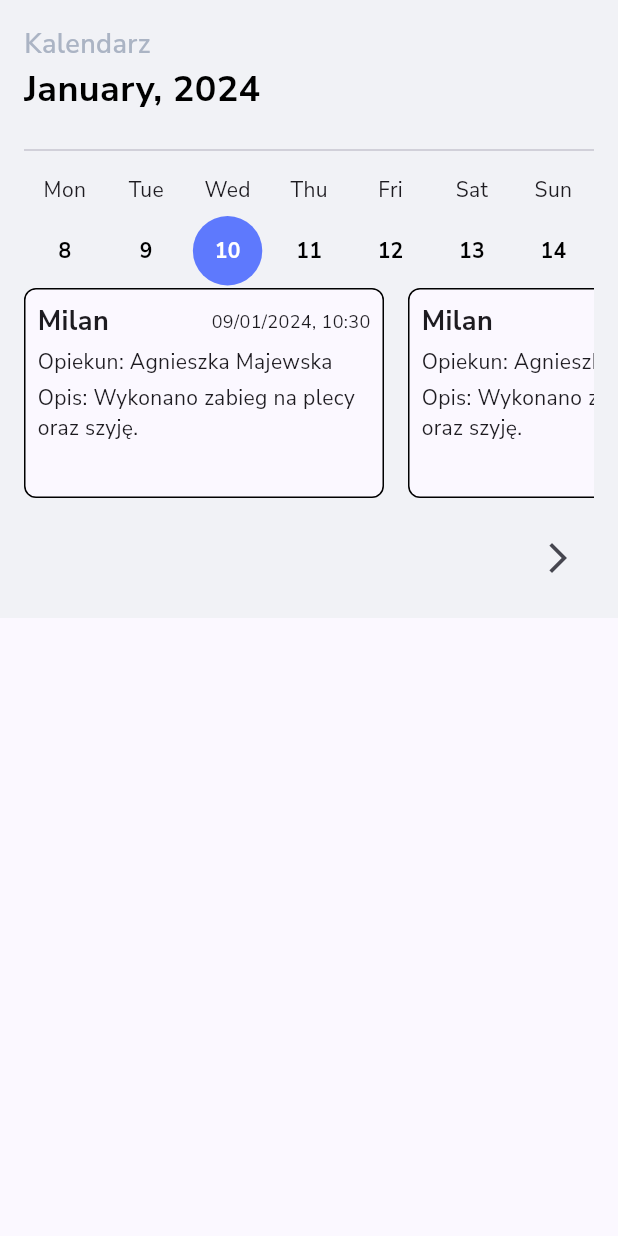
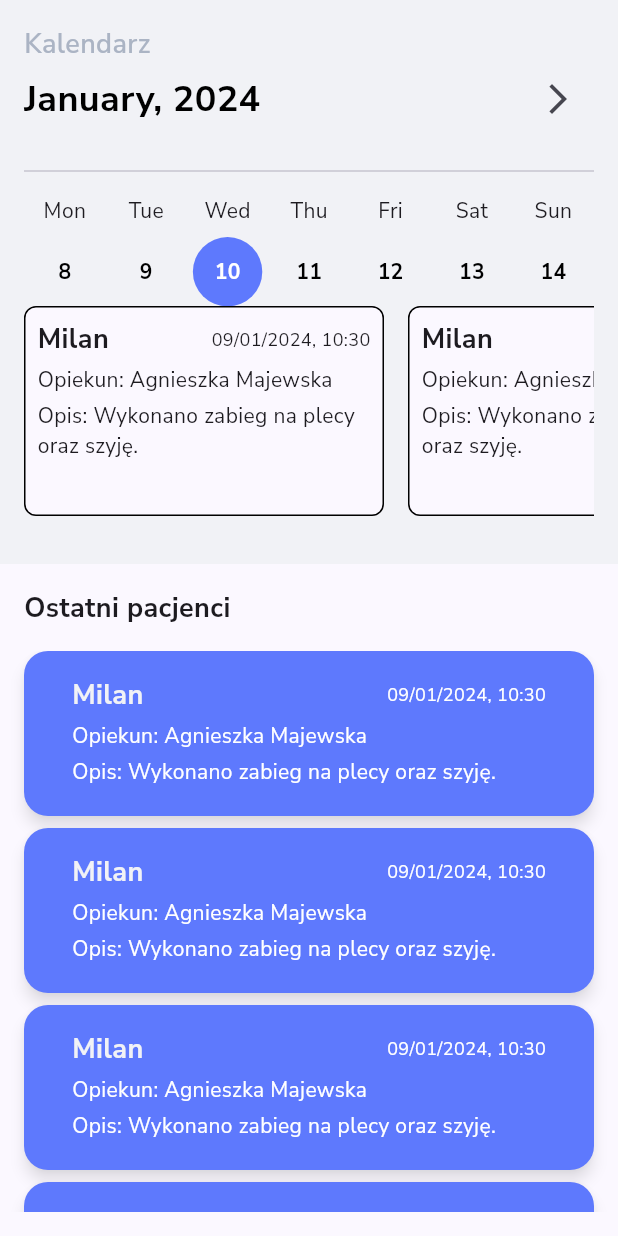
Before and after one commit to mateuszFicek/fizjoaktive, a Flutter app: the screen it shows after launch, on a phone screen of 412 x 824 dp. Run offline on Flutter 3.47's test engine with Material 3 defaults, Android fonts, the phone set to English and light mode, and no system bars; our stand-ins replace auto_route, dartz, equatable, firebase_auth, firebase_core, firebase_crashlytics and 6 more; accounts and stored records are empty; generated files the repository leaves out were written again.

Commit message:
Added UI for recent patients section on home screen

```diff
--- a/lib/features/home_screen/presentation/pages/home_page.dart
+++ b/lib/features/home_screen/presentation/pages/home_page.dart
@@ -1,7 +1,9 @@
 import 'package:auto_route/auto_route.dart';
 import 'package:fizjoaktive/features/home_screen/presentation/widgets/calendar_section.dart';
 import 'package:fizjoaktive/features/home_screen/presentation/widgets/home_drawer.dart';
+import 'package:fizjoaktive/features/home_screen/presentation/widgets/recent_patients_section.dart';
 import 'package:flutter/material.dart';
+import 'package:gap/gap.dart';
 
 @RoutePage()
 class HomePage extends StatelessWidget {
@@ -11,15 +13,16 @@ class HomePage extends StatelessWidget {
   Widget build(BuildContext context) {
     return Scaffold(
       drawer: const HomeDrawer(),
-      body: _body(),
+      body: _body(context),
     );
   }
 
-  Widget _body() {
-    return ListView(
-      shrinkWrap: true,
-      children: const [
-        CalendarSection(),
+  Widget _body(BuildContext context) {
+    return Column(
+      children: [
+        Gap(MediaQuery.of(context).padding.top),
+        const CalendarSection(),
+        const Flexible(child: RecentPatientsSection()),
       ],
     );
   }
--- a/lib/features/home_screen/presentation/widgets/calendar_section.dart
+++ b/lib/features/home_screen/presentation/widgets/calendar_section.dart
@@ -14,7 +14,7 @@ class CalendarSection extends StatelessWidget {
     return Container(
       decoration: BoxDecoration(color: AppColors.offWhite),
       width: double.maxFinite,
-      height: MediaQuery.of(context).size.height / 2,
+      height: MediaQuery.of(context).size.height / 2 - 36,
       padding: EdgeInsets.all(Sizes.gapSizes.size16),
       child: Column(
         crossAxisAlignment: CrossAxisAlignment.start,
@@ -25,11 +25,20 @@ class CalendarSection extends StatelessWidget {
               color: AppColors.greyFont,
             ),
           ),
+          Row(
+            mainAxisAlignment: MainAxisAlignment.spaceBetween,
+            children: [
               Text(
                 DateTime.now().monthAndYear,
                 style: CustomTextTheme.titleTextStyle.copyWith(
                   color: AppColors.black,
                 ),
+              ),
+              IconButton(
+                onPressed: () {},
+                icon: const Icon(Icons.arrow_forward_ios),
+              )
+            ],
           ),
           Gap(Sizes.gapSizes.size16),
           const Divider(),
@@ -37,15 +46,6 @@ class CalendarSection extends StatelessWidget {
           Flexible(child: _calendarDates()),
           _calendarEvents(),
           Gap(Sizes.gapSizes.size16),
-          Row(
-            mainAxisAlignment: MainAxisAlignment.end,
-            children: [
-              IconButton(
-                onPressed: () {},
-                icon: const Icon(Icons.arrow_forward_ios),
-              )
-            ],
-          )
         ],
       ),
     );
@@ -117,7 +117,26 @@ class CalendarSection extends StatelessWidget {
                 child: Column(
                   crossAxisAlignment: CrossAxisAlignment.start,
                   children: [
-                    Row(
+                    nameAndDate(),
+                    Gap(Sizes.gapSizes.size4),
+                    clientsInformation(),
+                    Gap(Sizes.gapSizes.size4),
+                    description()
+                  ],
+                ),
+              ),
+            ),
+          );
+        },
+        separatorBuilder: (BuildContext context, int index) {
+          return Gap(Sizes.gapSizes.size16);
+        },
+      ),
+    );
+  }
+
+  Row nameAndDate() {
+    return Row(
       mainAxisAlignment: MainAxisAlignment.spaceBetween,
       children: [
         Flexible(
@@ -131,23 +150,16 @@ class CalendarSection extends StatelessWidget {
         Text(DateTime.now().fullDateAndHour,
             style: CustomTextTheme.header3TextStyle),
       ],
-                    ),
-                    Gap(Sizes.gapSizes.size4),
-                    Text("Opiekun: Agnieszka Majewska",
-                        style: CustomTextTheme.header2TextStyle),
-                    Gap(Sizes.gapSizes.size4),
-                    Text("Opis: Wykonano zabieg na plecy oraz szyję.",
-                        style: CustomTextTheme.header2TextStyle)
-                  ],
-                ),
-              ),
-            ),
-          );
-        },
-        separatorBuilder: (BuildContext context, int index) {
-          return Gap(Sizes.gapSizes.size16);
-        },
-      ),
     );
   }
+
+  Text clientsInformation() {
+    return Text("Opiekun: Agnieszka Majewska",
+        style: CustomTextTheme.header2TextStyle);
   }
+
+  Text description() {
+    return Text("Opis: Wykonano zabieg na plecy oraz szyję.",
+        style: CustomTextTheme.header2TextStyle);
+  }
+}
--- /dev/null
+++ b/lib/features/home_screen/presentation/widgets/recent_patients_section.dart
@@ -0,0 +1,134 @@
+import 'package:fizjoaktive/core/utils/date_utils.dart';
+import 'package:fizjoaktive/theme/app_colors.dart';
+import 'package:fizjoaktive/theme/size_utils.dart';
+import 'package:fizjoaktive/theme/text_theme.dart';
+import 'package:flutter/material.dart';
+import 'package:gap/gap.dart';
+
+class RecentPatientsSection extends StatelessWidget {
+  const RecentPatientsSection({super.key});
+
+  @override
+  Widget build(BuildContext context) {
+    return Padding(
+      padding: EdgeInsets.symmetric(vertical: Sizes.gapSizes.size16),
+      child: LayoutBuilder(builder: (context, constraints) {
+        return ListView(
+          physics: const NeverScrollableScrollPhysics(),
+          padding: EdgeInsets.zero,
+          shrinkWrap: true,
+          children: [
+            title(),
+            Gap(Sizes.gapSizes.size16),
+            patientsListView(constraints)
+          ],
+        );
+      }),
+    );
+  }
+
+  Padding title() {
+    return Padding(
+      padding: EdgeInsets.symmetric(horizontal: Sizes.gapSizes.size16),
+      child: Text(
+        "Ostatni pacjenci",
+        style: CustomTextTheme.header1BoldTextStyle,
+      ),
+    );
+  }
+
+  SizedBox patientsListView(BoxConstraints constraints) {
+    return SizedBox(
+      height: constraints.maxHeight - 40,
+      child: ListView.separated(
+        itemCount: 4,
+        shrinkWrap: true,
+        padding: EdgeInsets.zero,
+        itemBuilder: (context, index) {
+          return patientItem();
+        },
+        separatorBuilder: (BuildContext context, int index) {
+          return Gap(Sizes.gapSizes.size8);
+        },
+      ),
+    );
+  }
+
+  Widget patientItem() {
+    return Padding(
+      padding: EdgeInsets.symmetric(horizontal: Sizes.gapSizes.size16),
+      child: Material(
+        shadowColor: AppColors.black.withOpacity(0.5),
+        borderRadius: BorderRadius.circular(16),
+        elevation: 4,
+        color: AppColors.primaryColor,
+        child: InkWell(
+          onTap: () {},
+          splashColor: AppColors.darkBlue,
+          borderRadius: BorderRadius.circular(16),
+          child: Container(
+            height: 110,
+            margin: EdgeInsets.symmetric(horizontal: Sizes.gapSizes.size16),
+            width: double.maxFinite,
+            decoration: BoxDecoration(
+              borderRadius: BorderRadius.circular(16),
+            ),
+            padding: EdgeInsets.all(Sizes.gapSizes.size16),
+            child: Column(
+              crossAxisAlignment: CrossAxisAlignment.start,
+              children: [
+                nameAndVisitDate(),
+                Gap(Sizes.gapSizes.size4),
+                clientInformation(),
+                Gap(Sizes.gapSizes.size4),
+                description()
+              ],
+            ),
+          ),
+        ),
+      ),
+    );
+  }
+
+  Row nameAndVisitDate() {
+    return Row(
+      mainAxisAlignment: MainAxisAlignment.spaceBetween,
+      children: [
+        Flexible(
+          child: Text(
+            "Milan",
+            maxLines: 1,
+            overflow: TextOverflow.ellipsis,
+            style: CustomTextTheme.header1BoldTextStyle.copyWith(
+              color: AppColors.offWhite,
+            ),
+          ),
+        ),
+        Text(
+          DateTime.now().fullDateAndHour,
+          style: CustomTextTheme.header3TextStyle.copyWith(
+            color: AppColors.white,
+          ),
+        ),
+      ],
+    );
+  }
+
+  Text clientInformation() {
+    return Text(
+      "Opiekun: Agnieszka Majewska",
+      style: CustomTextTheme.header2TextStyle.copyWith(
+        color: AppColors.white,
+      ),
+    );
+  }
+
+  Text description() {
+    return Text(
+      "Opis: Wykonano zabieg na plecy oraz szyję.",
+      style: CustomTextTheme.header2TextStyle.copyWith(
+        color: AppColors.white,
+      ),
+    );
+  }
+}
```
Lines whose indentation alone changed are shown as unchanged.
